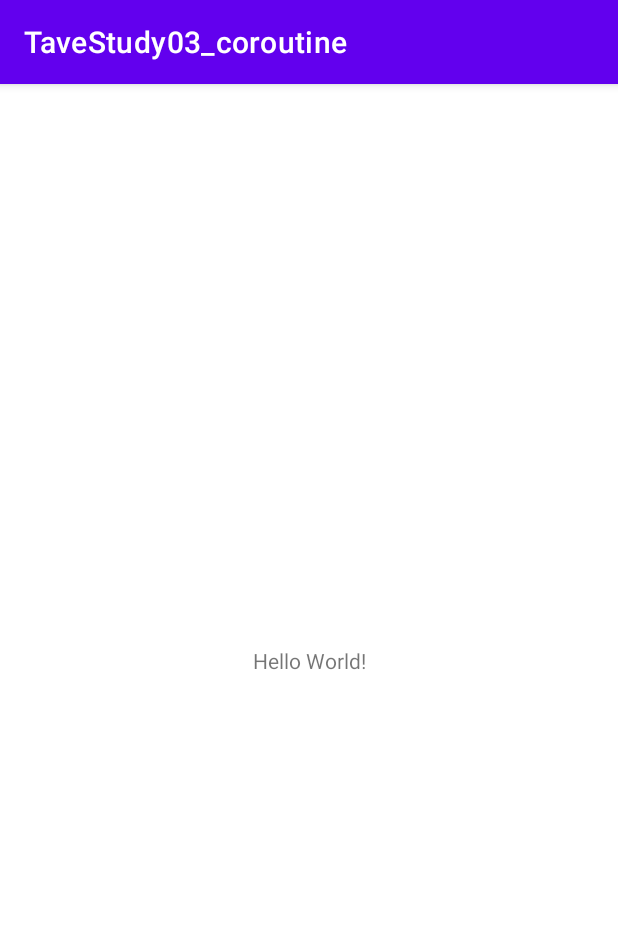
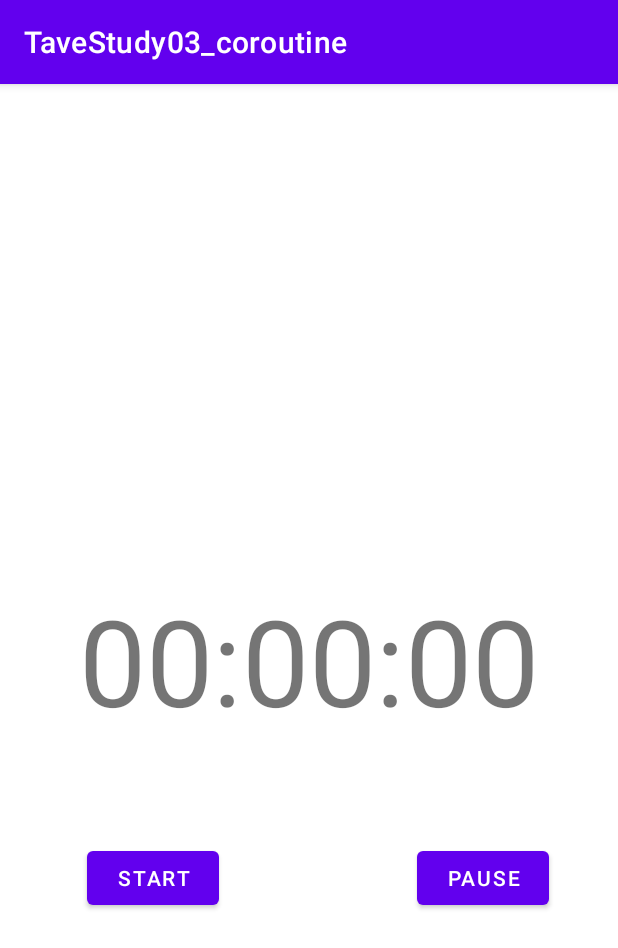
Before and after one commit to kangyuri1114/AndroidStudy_Tave11th, an Android app: the screen it shows after launch (MainActivity), on a phone screen of 412 x 824 dp. Shown: the top 948 px of the screen. Run offline under Robolectric (Android 15) with nearby library versions, the phone set to English and light mode, and no system bars.

Commit message:
commit 2 타이머 시작 구현

```diff
--- a/app/build.gradle
+++ b/app/build.gradle
@@ -30,7 +30,13 @@ android {
     kotlinOptions {
         jvmTarget = '1.8'
     }
+    buildFeatures{
+        dataBinding = true
+        viewBinding = true
+    }
 }
+
+
 
 dependencies {
 
--- a/app/src/main/java/com/example/tavestudy03_coroutine/MainActivity.kt
+++ b/app/src/main/java/com/example/tavestudy03_coroutine/MainActivity.kt
@@ -2,10 +2,44 @@ package com.example.tavestudy03_coroutine
 
 import androidx.appcompat.app.AppCompatActivity
 import android.os.Bundle
+import android.os.Handler
+import android.os.Looper
+import android.os.Message
+import com.example.tavestudy03_coroutine.databinding.ActivityMainBinding
+import kotlin.concurrent.thread
 
 class MainActivity : AppCompatActivity() {
-    override fun onCreate(savedInstanceState: Bundle?) {
+
+    val binding by lazy{ActivityMainBinding.inflate(layoutInflater)}
+
+    var total = 0
+    val started = false
+
+    //핸들러 : 화면의 시간 값 출력
+    val handler = object: Handler(Looper.getMainLooper()){
+        override fun handleMessage(msg: Message) {
+            super.handleMessage(msg) //thread를 통해 값을 쓴다.
+            val minute = String.format("%02d",total/60)  //앞의 두 자리를 나타내는
+            val second = String.format("%02d",total%60)
+
+            binding.timer.text = "$minute : $second"
+        }
+    }
+
+   override fun onCreate(savedInstanceState: Bundle?) {
         super.onCreate(savedInstanceState)
-        setContentView(R.layout.activity_main)
+        setContentView(binding.root)
+
+       binding.start.setOnClickListener(){
+           thread(start = true){
+
+           while(true) { //무한루프로 1씩 증가된 값을 사용
+               Thread.sleep(1000) //1초씩 쉬기
+
+               total += 1
+               handler?.sendEmptyMessage(0) //실행하기 위해서 아무것도 없는 값을 handler에 부여
+           }
+           }
+       }
     }
 }
--- a/app/src/main/res/layout/activity_main.xml
+++ b/app/src/main/res/layout/activity_main.xml
@@ -7,12 +7,36 @@
     tools:context=".MainActivity">
 
     <TextView
+        android:id="@+id/timer"
         android:layout_width="wrap_content"
         android:layout_height="wrap_content"
-        android:text="Hello World!"
+        android:text="@string/timer"
+        android:textSize="80sp"
         app:layout_constraintBottom_toBottomOf="parent"
         app:layout_constraintEnd_toEndOf="parent"
         app:layout_constraintStart_toStartOf="parent"
         app:layout_constraintTop_toTopOf="parent" />
 
+    <Button
+        android:id="@+id/start"
+        android:layout_width="wrap_content"
+        android:layout_height="wrap_content"
+        android:layout_marginStart="12dp"
+        android:layout_marginTop="68dp"
+        android:layout_marginEnd="10dp"
+        android:text="@string/start"
+        app:layout_constraintEnd_toStartOf="@+id/pause"
+        app:layout_constraintStart_toStartOf="parent"
+        app:layout_constraintTop_toBottomOf="@+id/timer" />
+
+    <Button
+        android:id="@+id/pause"
+        android:layout_width="wrap_content"
+        android:layout_height="wrap_content"
+        android:layout_marginStart="76dp"
+        android:text="@string/pause"
+        app:layout_constraintBaseline_toBaselineOf="@+id/start"
+        app:layout_constraintEnd_toEndOf="parent"
+        app:layout_constraintStart_toEndOf="@+id/start" />
+
 </androidx.constraintlayout.widget.ConstraintLayout>
--- a/app/src/main/res/values/strings.xml
+++ b/app/src/main/res/values/strings.xml
@@ -1,3 +1,6 @@
 <resources>
     <string name="app_name">TaveStudy03_coroutine</string>
+    <string name="timer">00:00:00</string>
+    <string name="start">START</string>
+    <string name="pause">PAUSE</string>
 </resources>
```
